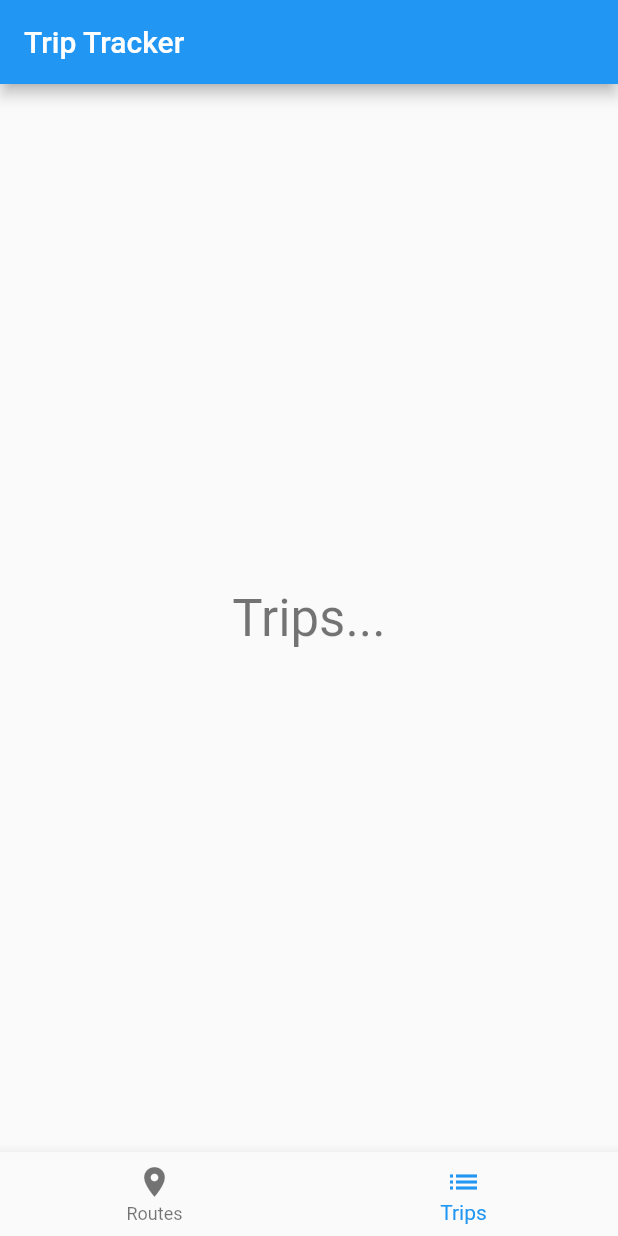
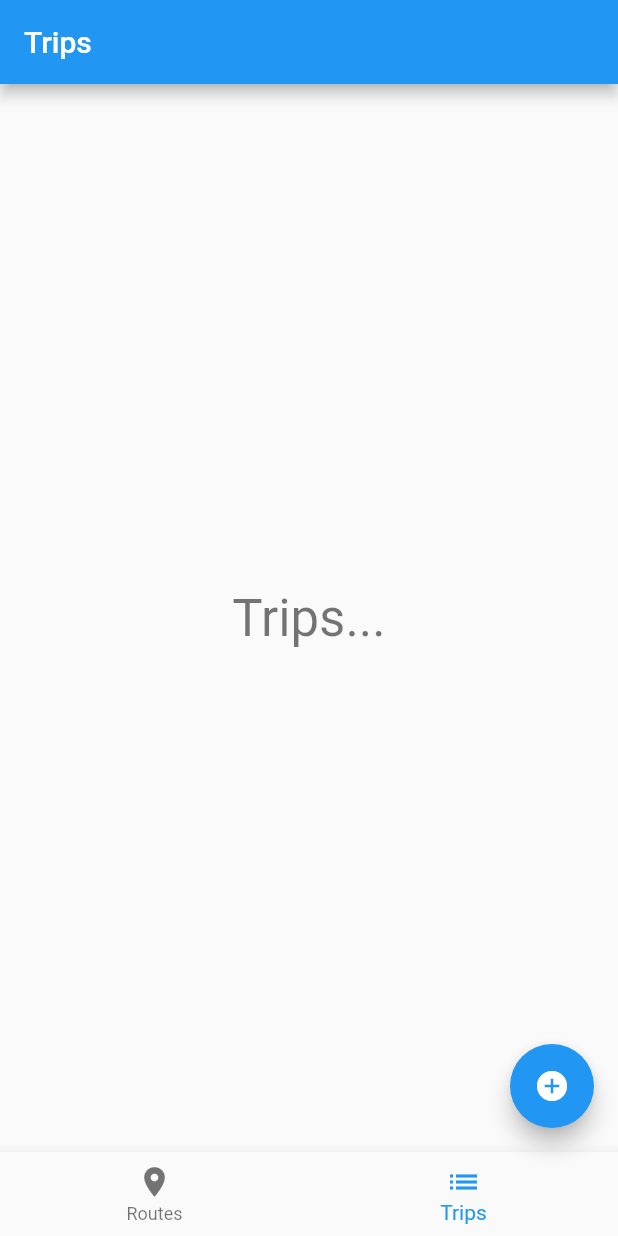
Before and after one commit to BrylleGomez/trip_tracker, a Flutter app: the screen it shows after launch, item 2 of the bottom bar chosen, on a phone screen of 412 x 824 dp. Run offline on Flutter 3.47's test engine with Material 2 defaults, Android fonts, the phone set to English and light mode, and no system bars; our stand-ins replace hive, hive_flutter; accounts and stored records are empty.

Commit message:
Created floating action button to add items

```diff
--- a/lib/home_page.dart
+++ b/lib/home_page.dart
@@ -1,6 +1,11 @@
 import 'package:flutter/material.dart';
+import 'package:hive_flutter/hive_flutter.dart';
+
 import 'package:trip_tracker/pages/routes_page.dart';
 import 'package:trip_tracker/pages/trips_page.dart';
+
+import 'models/route.dart';
+import 'utils/consts.dart';
 
 class HomePage extends StatefulWidget {
   const HomePage({Key? key}) : super(key: key);
@@ -10,30 +15,70 @@ class HomePage extends StatefulWidget {
 }
 
 class _HomePageState extends State<HomePage> {
-  int _currentPageIndex = 0;
+  int _pageIdx = 0;
 
-  final pages = [const RoutesPage(), const TripsPage()];
+  final List<Page> _pages = [
+    Page(
+      navbarIcon: Icons.location_on,
+      label: 'Routes',
+      widget: const RoutesPage(),
+      actionIcon: Icons.add_location_alt_rounded,
+      actionOnPressed: () {
+        const newRoute = TripRoute(name: 'Name', path: 'Path');
+        Hive.box<TripRoute>(hiveRoutesBox).add(newRoute);
+      },
+    ),
+    Page(
+      navbarIcon: Icons.list,
+      label: 'Trips',
+      widget: const TripsPage(),
+      actionIcon: Icons.add_circle,
+      actionOnPressed: () {
+        const newRoute = TripRoute(name: 'Name', path: 'Path');
+        Hive.box<TripRoute>(hiveRoutesBox).add(newRoute);
+      },
+    )
+  ];
 
   @override
   Widget build(BuildContext context) {
     return Scaffold(
       appBar: AppBar(
-        title: const Text('Trip Tracker'),
+        title: Text(_pages[_pageIdx].label),
       ),
-      body: pages[_currentPageIndex],
+      body: _pages[_pageIdx].widget,
+      floatingActionButton: FloatingActionButton(
+        onPressed: _pages[_pageIdx].actionOnPressed,
+        child: Icon(_pages[_pageIdx].actionIcon),
+      ),
       bottomNavigationBar: BottomNavigationBar(
-        items: const [
+        items: [
           BottomNavigationBarItem(
-              icon: Icon(Icons.location_on), label: 'Routes'),
-          BottomNavigationBarItem(icon: Icon(Icons.list), label: 'Trips')
+              icon: Icon(_pages[0].navbarIcon), label: _pages[0].label),
+          BottomNavigationBarItem(
+              icon: Icon(_pages[1].navbarIcon), label: _pages[1].label)
         ],
         onTap: (idx) => {
           setState(() {
-            _currentPageIndex = idx;
+            _pageIdx = idx;
           })
         },
-        currentIndex: _currentPageIndex,
+        currentIndex: _pageIdx,
       ),
     );
   }
 }
+
+class Page {
+  final IconData navbarIcon;
+  final String label;
+  final Widget widget;
+  final IconData actionIcon;
+  final Function() actionOnPressed;
+  const Page(
+      {required this.navbarIcon,
+      required this.label,
+      required this.widget,
+      required this.actionIcon,
+      required this.actionOnPressed});
+}
```
Also changed, not shown: lib/pages/routes_page.dart (+1 -29 lines).
